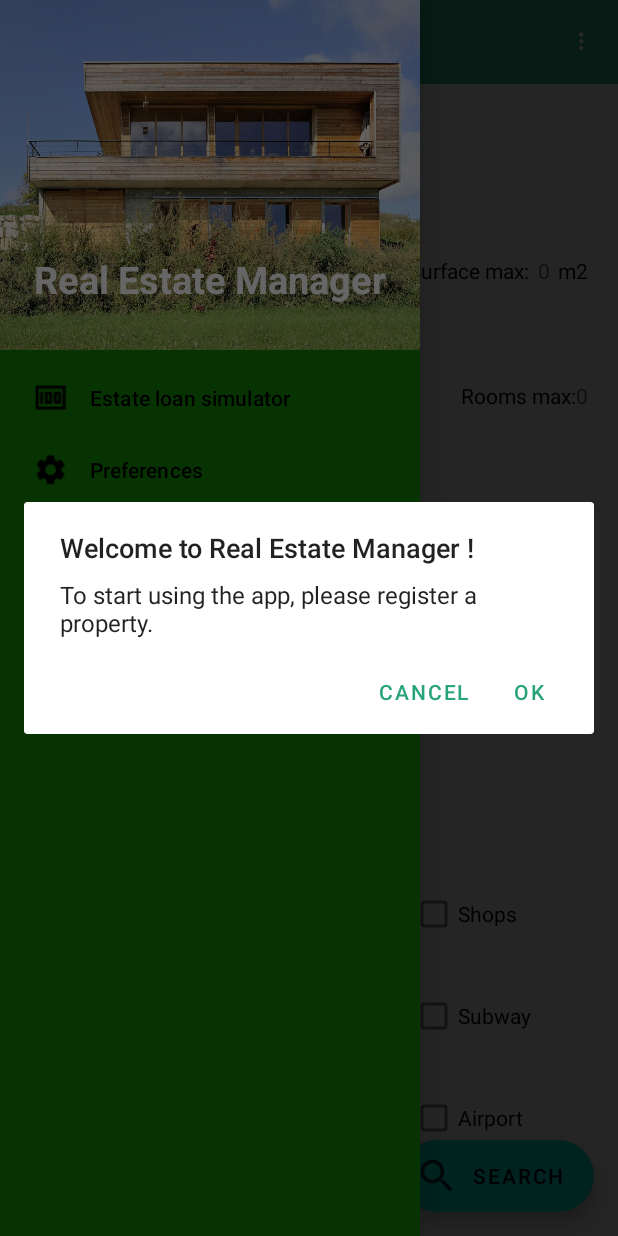
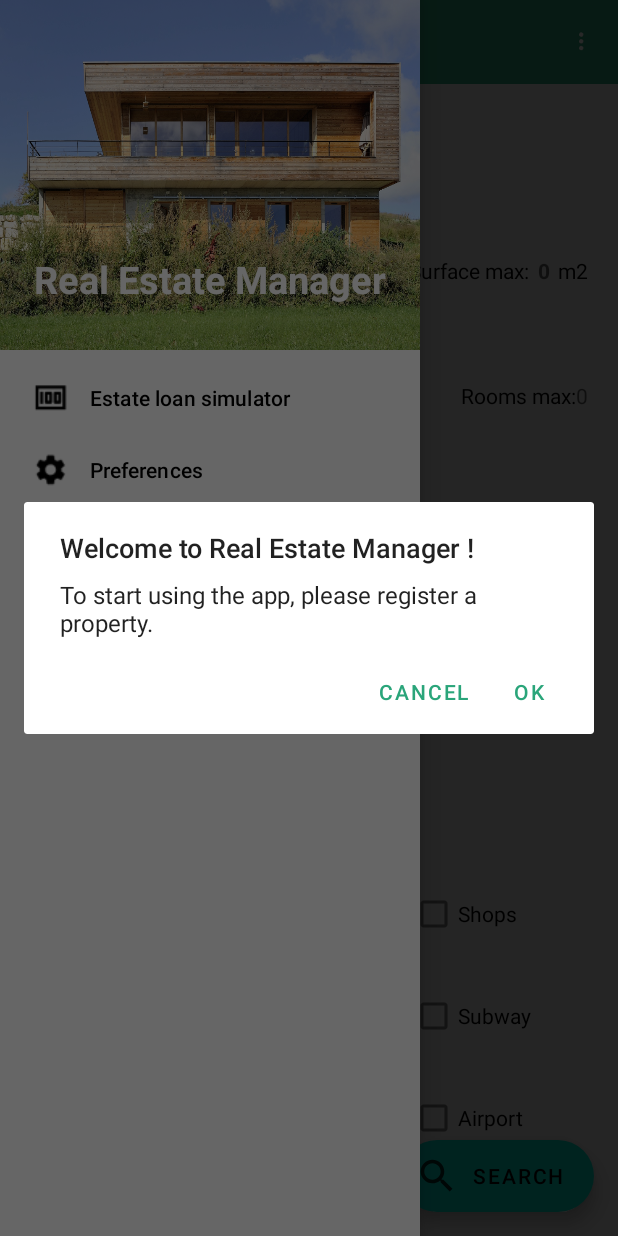
Before and after one commit to laminemessaci/RealEstateManager, an Android app: the fragment SearchFragment placed in its activity, with the side drawer open, on a phone screen of 412 x 824 dp. Run offline under Robolectric (Android 15) with nearby library versions, the phone set to English and light mode, and no system bars; our stand-ins replace Room's generated code; plain views replace CrystalRangeSeekbar; 8 statements that could not run were skipped.

Commit message:
Fix bug OnMapFragmentInteraction
Signed-off-by: lamine messaci <lamine.messaci18@gmail.com>

```diff
--- a/app/src/main/AndroidManifest.xml
+++ b/app/src/main/AndroidManifest.xml
@@ -1,5 +1,6 @@
 <?xml version="1.0" encoding="utf-8"?>
 <manifest xmlns:android="http://schemas.android.com/apk/res/android"
+    xmlns:tools="http://schemas.android.com/tools"
     package="com.lamine.realestatemanager">
 
     <uses-permission android:name="android.permission.ACCESS_FINE_LOCATION" />
@@ -27,6 +28,7 @@
 
         <activity android:name="com.lamine.realestatemanager.controllers.activities.CreateEstateActivity">
         </activity>
+
         <activity android:name="com.lamine.realestatemanager.controllers.activities.MainActivity">
             <intent-filter>
                 <action android:name="android.intent.action.MAIN" />
--- a/app/src/main/java/com/lamine/realestatemanager/controllers/fragments/EstateListFragment.kt
+++ b/app/src/main/java/com/lamine/realestatemanager/controllers/fragments/EstateListFragment.kt
@@ -182,5 +182,4 @@ class EstateListFragment : Fragment() {
     interface OnFragmentInteractionListener {
         fun onFragmentListInteraction(property: Property)
     }
-
 }
--- a/app/src/main/java/com/lamine/realestatemanager/controllers/fragments/MapsFragment.kt
+++ b/app/src/main/java/com/lamine/realestatemanager/controllers/fragments/MapsFragment.kt
@@ -289,7 +289,7 @@ class MapsFragment : Fragment(), OnMapReadyCallback, GoogleMap.OnMarkerClickList
             val latLng: LatLng =
                 p.address?.lat?.let { p.address!!.lng?.let { it1 -> LatLng(it, it1) } }!!
             if (marker.position == latLng) {
-                mListener?.onMapsInteraction(p.id)
+                mListener?.onMapsInteraction(p)
             }
         }
     }
@@ -307,7 +307,7 @@ class MapsFragment : Fragment(), OnMapReadyCallback, GoogleMap.OnMarkerClickList
 
     // Maps interface
     interface OnMapsFragmentListener {
-        fun onMapsInteraction(idProperty: Long)
+        fun onMapsInteraction(property: Property)
     }
 
 }
--- a/app/src/main/java/com/lamine/realestatemanager/utils/Converters.kt
+++ b/app/src/main/java/com/lamine/realestatemanager/utils/Converters.kt
@@ -21,7 +21,7 @@ class Converters {
         if(data == null){
             return Collections.emptyList()
         }
-        val listType: Type =object : TypeToken<List<Picture?>?>(){}.type
+        val listType: Type = object : TypeToken<List<Picture?>?>(){}.type
         return  gson.fromJson(data, listType)
     }
      @TypeConverter
--- a/app/src/main/res/layout/activity_main.xml
+++ b/app/src/main/res/layout/activity_main.xml
@@ -38,7 +38,6 @@
         android:layout_width="wrap_content"
         android:layout_height="match_parent"
         android:layout_gravity="start"
-        android:background="@color/colorGreen"
         android:fitsSystemWindows="true"
         app:headerLayout="@layout/navigation_drawer_nav_header"
         app:menu="@menu/drawer_menu" />
--- a/app/src/main/res/layout/fragment_search.xml
+++ b/app/src/main/res/layout/fragment_search.xml
@@ -82,7 +82,8 @@
                 android:layout_marginTop="20dp"
                 android:layout_marginEnd="120dp"
                 android:hint="@string/_0"
-                android:textColor="@color/orange_red"
+                android:textStyle="bold"
+                android:textColor="@color/colorGreen"
                 app:layout_constraintStart_toEndOf="@id/tvSurfaceMin"
                 app:layout_constraintTop_toBottomOf="@+id/line1" />
 
@@ -117,7 +118,8 @@
                 android:layout_marginEnd="5dp"
                 android:layout_marginTop="20dp"
                 android:hint="@string/_0"
-                android:textColor="@color/orange_red"
+                android:textStyle="bold"
+                android:textColor="@color/colorGreen"
                 app:layout_constraintEnd_toStartOf="@+id/tvSurfaceM2Max"
                 app:layout_constraintTop_toBottomOf="@+id/line1" />
 
@@ -141,10 +143,10 @@
                 app:max_value="1000"
                 app:steps="5"
                 app:bar_color="@color/colorGreen"
-                app:bar_highlight_color="@color/orange_red"
-                app:right_thumb_color="@color/colorRed"
-                app:left_thumb_color="@color/colorRed"
-                app:left_thumb_color_pressed="#4C2D1A"
+                app:bar_highlight_color="@color/white"
+                app:right_thumb_color="@color/colorPrimary"
+                app:left_thumb_color="@color/colorPrimary"
+                app:left_thumb_color_pressed="@color/colorPrimaryDark"
                 android:layout_marginTop="12dp"
                 android:layout_marginStart="25dp"
                 android:layout_marginEnd="25dp"
--- a/app/src/main/res/values/colors.xml
+++ b/app/src/main/res/values/colors.xml
@@ -1,7 +1,10 @@
 <?xml version="1.0" encoding="utf-8"?>
 <resources>
-    <color name="colorPrimary">#81ADF9</color>
-    <color name="colorPrimaryDark">#00B8D4</color>
+    <color name="colorPrimary">#C600C853</color>
+    <color name="colorPrimaryDark">#4A00C853</color>
+    <color name="colorPrimaryLight">#AEEA00</color>
+    <color name="secondarylighnt">#FFAB00</color>
+    <color name="secondarydarck">#65FFAB00</color>
     <color name="colorAccent">#ffffff</color>
     <color name="colorRed">#EC407A</color>
     <color name="colorGreen">#128106</color>
```
Also changed, not shown: app/src/main/java/com/lamine/realestatemanager/controllers/activities/MainActivity.kt (+9 -7 lines), app/src/main/java/com/lamine/realestatemanager/controllers/fragments/DetailEstateFragment.kt (+9 -1 lines).
